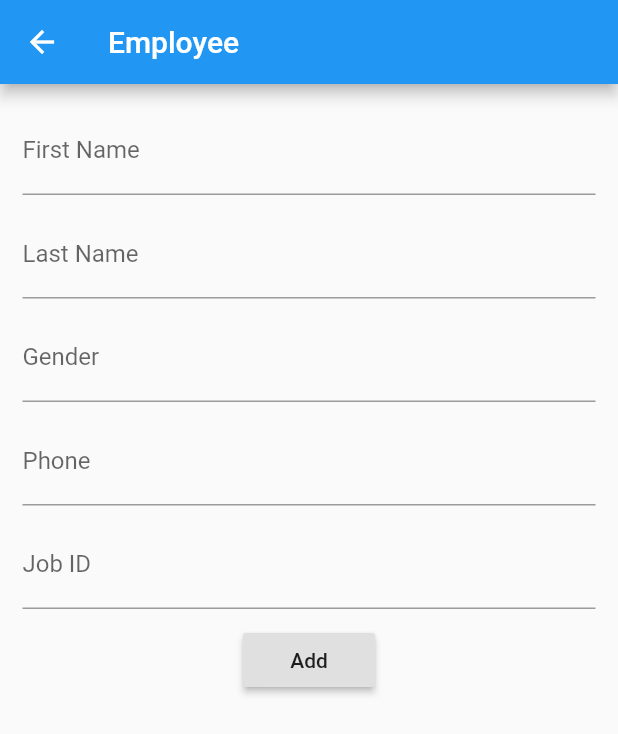
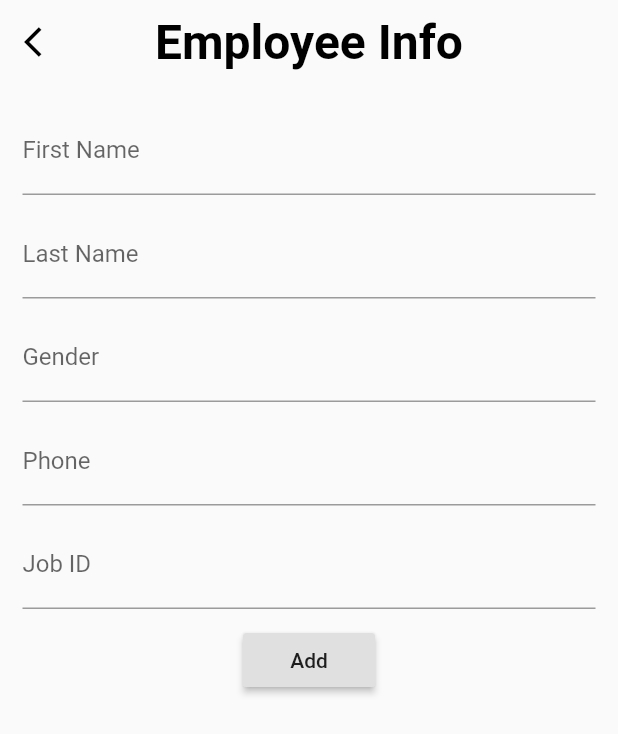
Before and after one commit to sabsab-yeng/pis, a Flutter app: the EmployeeInfo screen opened directly, on a phone screen of 412 x 824 dp. Shown: the top 734 px of the screen. Run offline on Flutter 3.47's test engine with Material 2 defaults, Android fonts, the phone set to English and light mode, and no system bars; our stand-ins replace firebase_auth, firebase_database, firebase_messaging, flutter_calendar_carousel, flutter_local_notifications, font_awesome_flutter and 5 more; missing offline and left inert: firebase_core_web, flutter_email_sender, google_sign_in_web; accounts and stored records are empty.

Commit message:
Fix appbar

```diff
--- a/lib/ui/screens/appoint/appointment_page.dart
+++ b/lib/ui/screens/appoint/appointment_page.dart
@@ -29,8 +29,6 @@ class _AppointmentPageState extends State<AppointmentPage> {
             Navigator.pop(context);
           },
         ),
-
-        // backgroundColor: Colors.white,
       ),
       body: SingleChildScrollView(
         child: Container(
--- a/lib/ui/screens/employee/employee_input_page.dart
+++ b/lib/ui/screens/employee/employee_input_page.dart
@@ -1,7 +1,8 @@
-
 import 'package:flutter/material.dart';
 import 'package:pis/ui/screens/employee/emp_helper.dart';
 import 'package:pis/ui/screens/employee/emp_model.dart';
+
+import '../../ui_constant.dart';
 
 class EmployeeInfo extends StatefulWidget {
   final Employee employee;
@@ -23,17 +24,35 @@ class _EmployeeInfoState extends State<EmployeeInfo> {
   @override
   void initState() {
     super.initState();
-    _firstNameController = TextEditingController(text: widget.employee.firstName);
+    _firstNameController =
+        TextEditingController(text: widget.employee.firstName);
     _lastNameController = TextEditingController(text: widget.employee.lastName);
     _genderController = TextEditingController(text: widget.employee.gender);
-     _phoneController = TextEditingController(text: widget.employee.phone);
-     _jogIdController = TextEditingController(text: widget.employee.jobId);
+    _phoneController = TextEditingController(text: widget.employee.phone);
+    _jogIdController = TextEditingController(text: widget.employee.jobId);
   }
 
   @override
   Widget build(BuildContext context) {
     return Scaffold(
-      appBar: AppBar(title: Text('Employee')),
+      appBar: AppBar(
+        title: Text(
+          'Employee Info',
+          style: appbarTextStyle,
+        ),
+        centerTitle: true,
+        backgroundColor: appBarColor,
+        iconTheme: IconThemeData(color: appbarIconColor),
+        leading: IconButton(
+          icon: Icon(
+            Icons.arrow_back_ios,
+          ),
+          onPressed: () {
+            Navigator.pop(context);
+          },
+        ),
+        elevation: 0,
+      ),
       body: Container(
         margin: EdgeInsets.all(15.0),
         alignment: Alignment.center,
@@ -65,21 +84,31 @@ class _EmployeeInfoState extends State<EmployeeInfo> {
             ),
             Padding(padding: EdgeInsets.all(5.0)),
             RaisedButton(
-              child: (widget.employee.id != null) ? Text('Update') : Text('Add'),
+              child:
+                  (widget.employee.id != null) ? Text('Update') : Text('Add'),
               onPressed: () {
                 if (widget.employee.id != null) {
-                  db.updateNote(Employee.fromMap({
+                  db
+                      .updateNote(Employee.fromMap({
                     'id': widget.employee.id,
                     'firstname': _firstNameController.text,
                     'lastname': _lastNameController.text,
                     'gender': _genderController.text,
                     'phone': _phoneController.text,
                     'jobId': _jogIdController.text,
-                  })).then((_) {
+                  }))
+                      .then((_) {
                     Navigator.pop(context, 'update');
                   });
-                }else {
-                  db.saveNote(Employee(_firstNameController.text,_lastNameController.text, _genderController.text, _phoneController.text, _jogIdController.text)).then((_) {
+                } else {
+                  db
+                      .saveNote(Employee(
+                          _firstNameController.text,
+                          _lastNameController.text,
+                          _genderController.text,
+                          _phoneController.text,
+                          _jogIdController.text))
+                      .then((_) {
                     Navigator.pop(context, 'save');
                   });
                 }
```
Also changed, not shown: lib/ui/screens/customer/customer_input_page.dart (+40 -91 lines), lib/ui/screens/customer/customer_page.dart (+15 -3 lines), lib/ui/screens/employee/employee_page.dart (+16 -3 lines).
